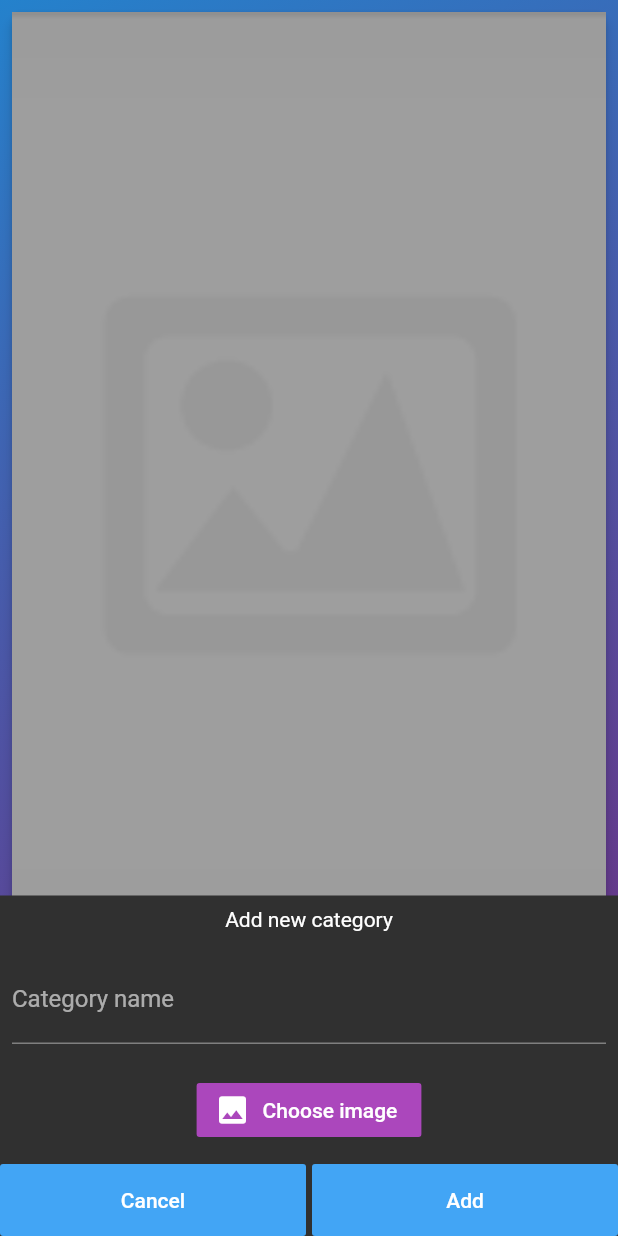
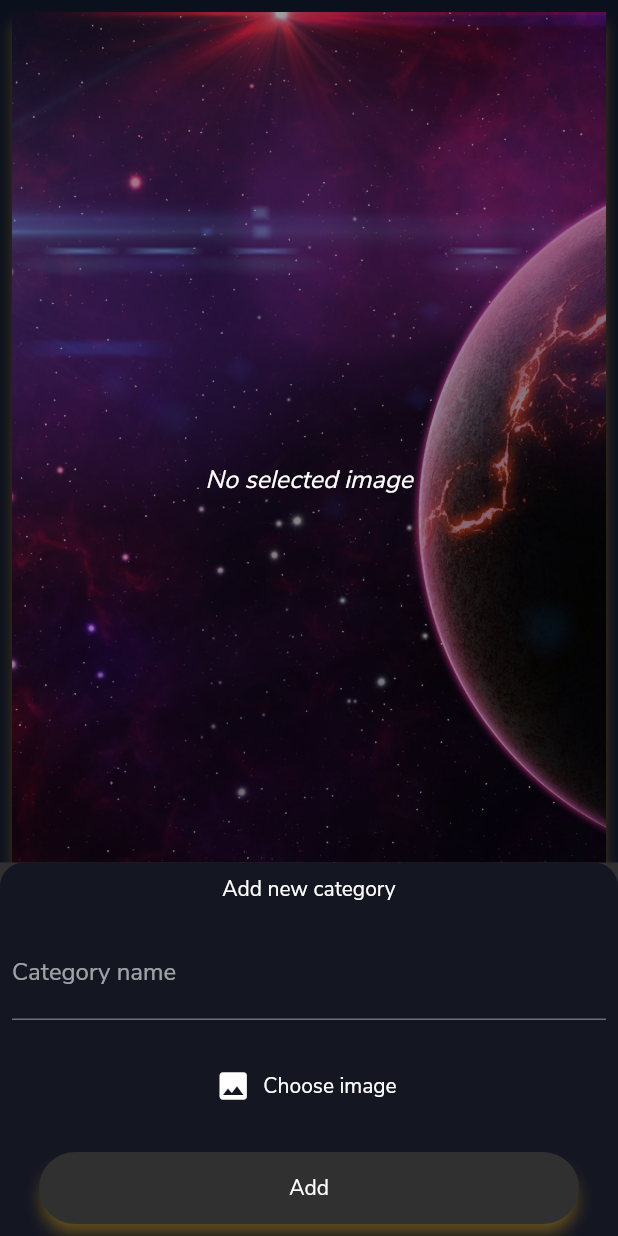
Before and after one commit to hoc081098/wallpaper-flutter, a Flutter app: the UploadPage screen opened directly, after a tap on the "add" icon, on a phone screen of 412 x 824 dp. Run offline on Flutter 3.47's test engine with Material 2 defaults, Android fonts, the phone set to English and light mode, and no system bars; our stand-ins replace cloud_firestore, firebase_storage, image_picker, rxdart, sqflite; missing offline and left inert: simple_permissions, zoomable_image; accounts and stored records are empty; statements that could not run were skipped.

Commit message:
Change search functionality Change upload page Change recent page (history)

```diff
--- a/lib/screens/image_detail.dart
+++ b/lib/screens/image_detail.dart
@@ -350,7 +350,7 @@ class _ImageDetailPageState extends State<ImageDetailPage> {
   }
 
   _insertToRecent(ImageModel image) {
-    new ImageDb.getInstance()
+    new ImageDB.getInstance()
         .insert(image)
         .then((i) => debugPrint("Inserted $i"))
         .catchError((e) => debugPrint("Inserted error $e"));
--- a/lib/screens/trending_images_page.dart
+++ b/lib/screens/trending_images_page.dart
@@ -58,11 +58,13 @@ class _TrendingPageState extends State<TrendingPage> {
       case Trending.downloadCount:
         return imagesCollection
             .orderBy('downloadCount', descending: true)
+            .limit(15)
             .snapshots()
             .map(mapper);
       case Trending.viewCount:
         return imagesCollection
             .orderBy('viewCount', descending: true)
+            .limit(15)
             .snapshots()
             .map(mapper);
     }
--- a/lib/screens/upload_page.dart
+++ b/lib/screens/upload_page.dart
@@ -34,12 +34,14 @@ class _UploadPageState extends State<UploadPage> {
   void initState() {
     super.initState();
     _imageCategories = <ImageCategory>[];
-    subscription = categoriesCollection.snapshots().map((querySnapshot) {
-      return querySnapshot.documents
+    subscription = categoriesCollection
+        .snapshots()
+        .map((querySnapshot) =>
+        querySnapshot.documents
             .map((doc) =>
-              new ImageCategory.fromJson(id: doc.documentID, json: doc.data))
-          .toList();
-    }).listen((list) => setState(() => _imageCategories = list));
+            ImageCategory.fromJson(id: doc.documentID, json: doc.data))
+            .toList())
+        .listen((list) => setState(() => _imageCategories = list));
   }
 
   @override
@@ -61,34 +63,55 @@ class _UploadPageState extends State<UploadPage> {
             _buildButtons(),
           ],
         ),
-        decoration: BoxDecoration(
-          gradient: LinearGradient(
-              colors: <Color>[
-                Colors.blue.withOpacity(0.8),
-                Colors.purple.withOpacity(0.6),
-              ],
-              begin: AlignmentDirectional.topStart,
-              end: AlignmentDirectional.bottomEnd),
-        ),
+        color: Theme
+            .of(context)
+            .backgroundColor,
       ),
     );
   }
 
   Widget _buildImagePreview() {
+    var placeholder = new Stack(
+      children: <Widget>[
+        new Container(
+          constraints: new BoxConstraints.expand(),
+          child: new Image.asset(
+            'assets/drawer_header_image.jpg',
+            fit: BoxFit.cover,
+            colorBlendMode: BlendMode.darken,
+            color: Colors.black38,
+          ),
+        ),
+        new Align(
+          child: Text(
+            'No selected image',
+            textScaleFactor: 1.2,
+            style: TextStyle(
+              fontStyle: FontStyle.italic,
+            ),
+          ),
+        ),
+      ],
+    );
     return new Flexible(
       child: new Padding(
         padding: EdgeInsets.only(
-            top: MediaQuery.of(context).padding.top + 8, left: 8.0, right: 8.0),
+          top: MediaQuery
+              .of(context)
+              .padding
+              .top + 8,
+          left: 8.0,
+          right: 8.0,
+        ),
         child: Material(
+          shadowColor: Theme
+              .of(context)
+              .accentColor,
+          type: MaterialType.card,
           borderRadius: BorderRadius.all(Radius.circular(6.0)),
-          elevation: 3.0,
+          elevation: 4.0,
           child: _imageFile == null
-              ? new Image.asset(
-                  'assets/picture.png',
-                  fit: BoxFit.cover,
-                  colorBlendMode: BlendMode.darken,
-                  color: Colors.black38,
-                )
+              ? placeholder
               : new Image.file(
             _imageFile,
             fit: BoxFit.cover,
@@ -117,6 +140,7 @@ class _UploadPageState extends State<UploadPage> {
                   value: _selectedCategory,
                 ),
           new IconButton(
+            tooltip: 'Add new category',
             icon: Icon(Icons.add),
             onPressed: _showDialogAddCategory,
           ),
@@ -141,6 +165,10 @@ class _UploadPageState extends State<UploadPage> {
   }
 
   Widget _buildButtons() {
+    var color = Theme
+        .of(context)
+        .primaryColor;
+
     return new Row(
       mainAxisAlignment: MainAxisAlignment.spaceBetween,
       children: <Widget>[
@@ -152,7 +180,7 @@ class _UploadPageState extends State<UploadPage> {
               'Choose image',
               textAlign: TextAlign.center,
             ),
-            color: Colors.black.withOpacity(0.6),
+            color: color,
           ),
           fit: FlexFit.tight,
         ),
@@ -164,7 +192,7 @@ class _UploadPageState extends State<UploadPage> {
               'Upload',
               textAlign: TextAlign.center,
             ),
-            color: Colors.black.withOpacity(0.6),
+            color: color,
           ),
           fit: FlexFit.tight,
         ),
@@ -288,30 +316,69 @@ class _UploadPageState extends State<UploadPage> {
     }
   }
 
-  _showDialogAddCategory() {
-    scaffoldKey.currentState.showBottomSheet((BuildContext context) {
-      return new AddCategory();
-    });
-  }
+  _showDialogAddCategory() =>
+      scaffoldKey.currentState?.showBottomSheet(
+            (BuildContext context) => AddCategoryBottomSheet(),
+      );
 }
 
-class AddCategory extends StatefulWidget {
+///
+///
+///
+
+class AddCategoryBottomSheet extends StatefulWidget {
   @override
   _AddCategoryState createState() => new _AddCategoryState();
 }
 
-class _AddCategoryState extends State<AddCategory> {
+class _AddCategoryState extends State<AddCategoryBottomSheet>
+    with SingleTickerProviderStateMixin {
   final _textController = new TextEditingController();
   final categoriesCollection = Firestore.instance.collection('categories');
   final firebaseStorage = FirebaseStorage.instance;
 
   String _msg;
   File _imageFile;
-  bool _isLoading = false;
+
+  AnimationController _animController;
+  Animation<double> _anim;
+
+  @override
+  void initState() {
+    super.initState();
+
+    _animController = new AnimationController(
+      vsync: this,
+      duration: Duration(seconds: 2),
+    );
+    _anim = new Tween(begin: 360.0, end: 48.0).animate(
+      new CurvedAnimation(
+        parent: _animController,
+        curve: new Interval(0.1, 1.0, curve: Curves.ease),
+      ),
+    )
+      ..addListener(() => setState(() {}));
+  }
+
+  @override
+  void dispose() {
+    _animController.dispose();
+    super.dispose();
+  }
 
   @override
   Widget build(BuildContext context) {
-    return new Column(
+    return new Material(
+      color: Theme
+          .of(context)
+          .primaryColorLight,
+      shape: new RoundedRectangleBorder(
+        borderRadius: new BorderRadius.only(
+          topLeft: new Radius.circular(16.0),
+          topRight: new Radius.circular(16.0),
+        ),
+      ),
+      child: new Column(
         mainAxisSize: MainAxisSize.min,
         mainAxisAlignment: MainAxisAlignment.spaceEvenly,
         crossAxisAlignment: CrossAxisAlignment.center,
@@ -327,55 +394,56 @@ class _AddCategoryState extends State<AddCategory> {
           _buildImagePreview(),
           new Padding(
             padding: const EdgeInsets.all(12.0),
-          child: _buildProgressOrMsgTextOrButtonChooseImage(),
+            child: _buildMsgTextOrButtonChooseImage(),
           ),
-        new Row(
-          mainAxisAlignment: MainAxisAlignment.spaceEvenly,
-          mainAxisSize: MainAxisSize.max,
-          children: <Widget>[
-            new Expanded(
-              child: new FlatButton(
-                child: new Text('Cancel'),
-                onPressed: () {
-                  Navigator.of(context).pop();
-                },
-                padding: const EdgeInsets.all(16.0),
-                color: Colors.blue.shade400,
+          new Padding(
+            padding: const EdgeInsets.all(8.0),
+            child: new Container(
+              constraints: new BoxConstraints.expand(
+                height: 48.0,
+                width: _anim.value,
+              ),
+              child: new Material(
+                elevation: 4.0,
+                shadowColor: Theme
+                    .of(context)
+                    .accentColor,
+                borderRadius: new BorderRadius.all(
+                  new Radius.circular(32.0),
+                ),
+                child: _anim.value > 96.0
+                    ? new MaterialButton(
+                  splashColor: Theme
+                      .of(context)
+                      .accentColor,
+                  onPressed: _addCategory,
+                  child: Text('Add'),
+                )
+                    : new Center(
+                  child: new CircularProgressIndicator(),
                 ),
               ),
-            SizedBox(
-              width: 4.0,
-            ),
-            new Expanded(
-              child: new FlatButton(
-                padding: const EdgeInsets.all(16.0),
-                child: new Text('Add'),
-                onPressed: _addCategory,
-                color: Colors.blue.shade400,
             ),
           ),
         ],
       ),
-      ],
     );
   }
 
-  Widget _buildProgressOrMsgTextOrButtonChooseImage() {
-    if (_isLoading) {
-      return new CircularProgressIndicator();
-    }
-    return _msg != null
-        ? Text(_msg)
+  Widget _buildMsgTextOrButtonChooseImage() =>
+      _msg != null
+          ? new Padding(
+        padding: const EdgeInsets.all(8.0),
+        child: Text(_msg),
+      )
           : new FlatButton.icon(
         onPressed: _chooseImage,
         icon: Icon(Icons.image),
         label: Text('Choose image'),
-            color: Colors.purple.shade400,
       );
-  }
 
-  Widget _buildImagePreview() {
-    return _imageFile != null
+  Widget _buildImagePreview() =>
+      _imageFile != null
           ? new Padding(
         padding: const EdgeInsets.all(8.0),
         child: new Image.file(
@@ -386,21 +454,19 @@ class _AddCategoryState extends State<AddCategory> {
         ),
       )
           : new Container();
-  }
 
-  TextField _buildTextField() {
-    return new TextField(
+  TextField _buildTextField() =>
+      new TextField(
         controller: _textController,
         decoration: new InputDecoration(
           labelText: 'Category name',
         ),
         maxLines: 1,
       );
-  }
 
   _addCategory() async {
     if (!_validate()) return;
-    setState(() => _isLoading = true);
+    _animController.forward();
 
     //upload file
     final extension = path.extension(_imageFile.path);
@@ -430,8 +496,7 @@ class _AddCategoryState extends State<AddCategory> {
       'name': _textController.text,
       'imageUrl': task.downloadUrl.toString(),
     });
-
-    if (!mounted) return;
+    await _animController.reverse();
     await _showMessage('New category added successfully');
     Navigator.pop(context);
   }
@@ -465,17 +530,9 @@ class _AddCategoryState extends State<AddCategory> {
   _showMessage(String text,
       {Duration duration =
           const Duration(seconds: 1, milliseconds: 500)}) async {
-    if (!mounted) return;
-    setState(() {
-      _isLoading = false;
-      _msg = text;
-    });
+    if (mounted) setState(() => _msg = text);
     await new Future.delayed(duration, () {
-      if (!mounted) return;
-      setState(() {
-        _isLoading = false;
-        _msg = null;
-      });
+      if (mounted) setState(() => _msg = null);
     });
   }
 }
```
Also changed, not shown: lib/data/database.dart (+4 -4 lines), lib/data/models/image_model.dart (+9 -0 lines), lib/data/models/search_state.dart (added, +51 -0 lines), lib/main.dart (+102 -48 lines), lib/screens/recent_images_page.dart (+104 -69 lines), pubspec.yaml (+4 -6 lines), assets/NunitoSans-Regular.ttf (added). Lines whose indentation alone changed are shown as unchanged.
